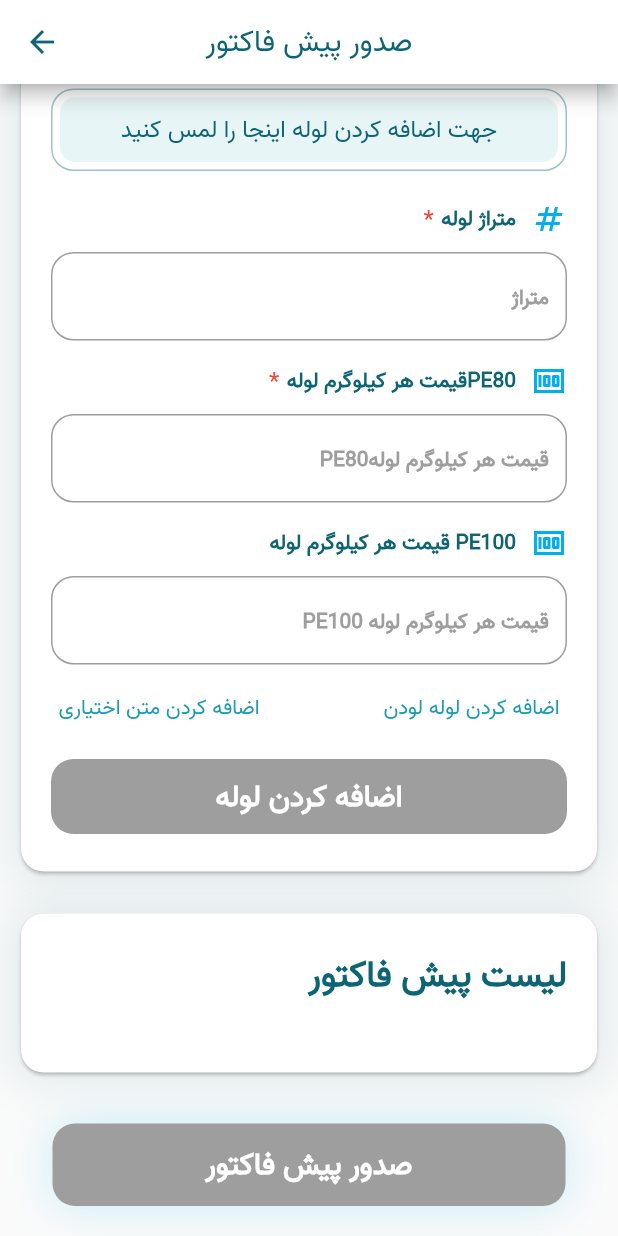
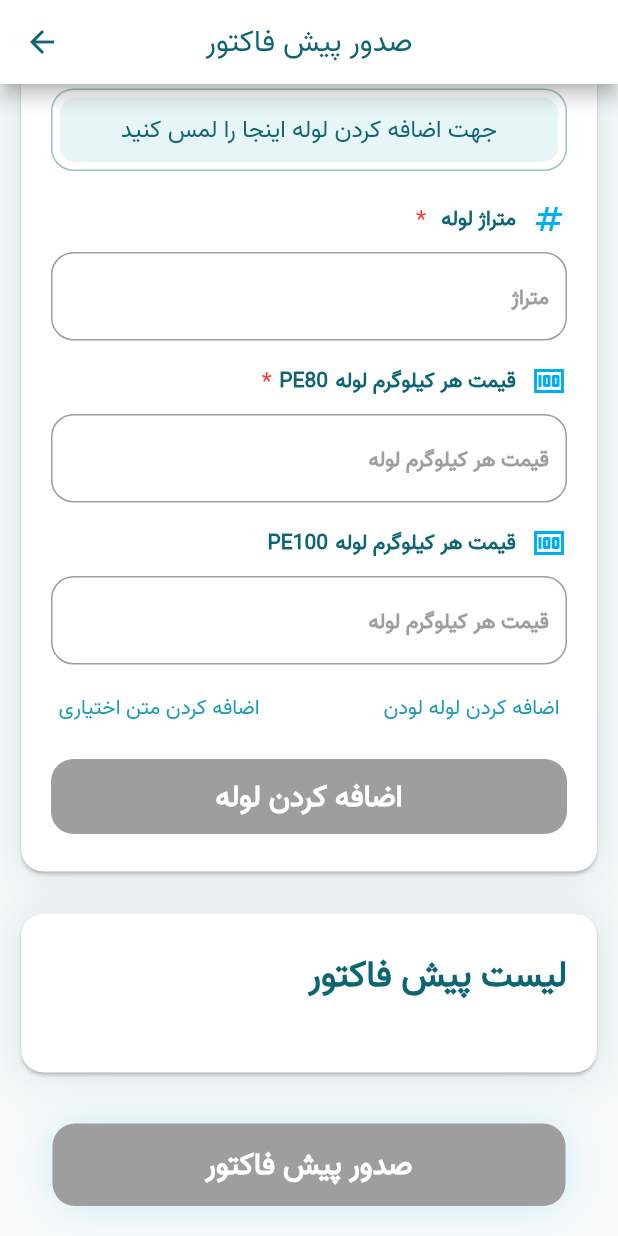
Before and after one commit to Ahmad-Vakilzadeh/kpi-app, a Flutter app: the FactorCreate screen opened directly, scrolled down 480 dp, on a phone screen of 412 x 824 dp. Run offline on Flutter 3.47's test engine with Material 2 defaults, Android fonts, the phone set to English and light mode, and no system bars; our stand-ins replace flutter_widget_from_html_core, open_file, pdf, shamsi_date, shared_preferences and 1 more; missing offline and left inert: auto_direction, bidi, dart:ffi, rive_splash_screen; accounts and stored records are empty.

Commit message:
fix:input fix

```diff
--- a/lib/Screens/factorCreate/widgets/factor_create_card.dart
+++ b/lib/Screens/factorCreate/widgets/factor_create_card.dart
@@ -274,11 +274,12 @@ class _FactorCreateCardState extends State<FactorCreateCard> {
             Container(
               margin: const EdgeInsets.symmetric(horizontal: 20),
               child: InputMeasure(
+                peText: "PE80",
                 obligated: true,
                 numberOnly: true,
-                hintText: "قیمت هر کیلوگرم لوله" + "PE80",
+                hintText: "قیمت هر کیلوگرم لوله",
                 icon: Icons.money_outlined,
-                name: "قیمت هر کیلوگرم لوله" + "PE80",
+                name: "قیمت هر کیلوگرم لوله",
                 customController: widget.moneyCountPass,
                 onChange: () {
                   setState(() {});
@@ -291,11 +292,12 @@ class _FactorCreateCardState extends State<FactorCreateCard> {
             Container(
               margin: const EdgeInsets.symmetric(horizontal: 20),
               child: InputMeasure(
+                peText: "PE100",
                 obligated: false,
                 numberOnly: true,
-                hintText: "قیمت هر کیلوگرم لوله" + " PE100",
+                hintText: "قیمت هر کیلوگرم لوله",
                 icon: Icons.money_outlined,
-                name: "قیمت هر کیلوگرم لوله" + " PE100",
+                name: "قیمت هر کیلوگرم لوله",
                 customController: widget.moneyCountSecond,
                 onChange: () {
                   setState(() {});
--- a/lib/Widgets/input_measure.dart
+++ b/lib/Widgets/input_measure.dart
@@ -6,7 +6,8 @@ import 'package:kpi_app/Widgets/utils.dart';
 import '../constants.dart';
 
 class InputMeasure extends StatefulWidget {
-  const InputMeasure({
+  InputMeasure({
+    this.peText,
     required this.hintText,
     required this.icon,
     required this.name,
@@ -17,7 +18,7 @@ class InputMeasure extends StatefulWidget {
     required this.obligated,
   }) : super(key: key);
   final bool numberOnly;
-
+  late String? peText = "";
   final String name;
   final IconData icon;
   final String hintText;
@@ -48,6 +49,21 @@ class _InputMeasureState extends State<InputMeasure> {
                   fontSize: 16),
             ),
             const SizedBox(
+              width: 5,
+            ),
+            widget.peText != null
+                ? Text(
+                    widget.peText != "" ? widget.peText! : "",
+                    textAlign: TextAlign.right,
+                    style: const TextStyle(
+                      color: kShadeDarkColor,
+                      fontFamily: "Vazir",
+                      fontSize: 14,
+                      fontWeight: FontWeight.bold,
+                    ),
+                  )
+                : SizedBox(),
+            SizedBox(
               width: 5,
             ),
             Text(
```
